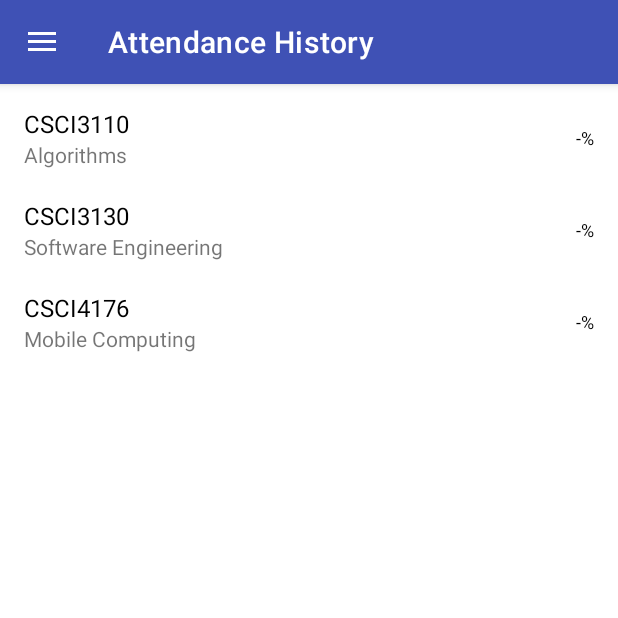
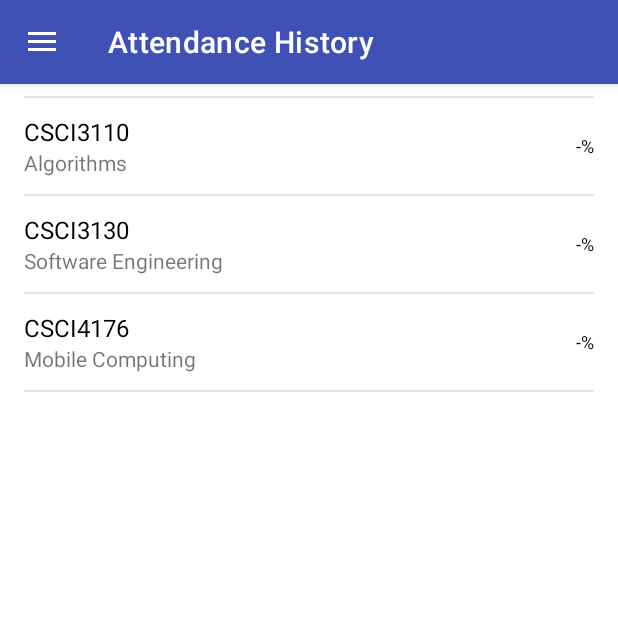
Before and after one commit to jbstks/CSCI4176-HereAttendance, an Android app: the screen it shows after launch once a user with an empty profile is signed in (MainActivity), on a phone screen of 412 x 824 dp, the top half of it. Run offline under Robolectric (Android 15) with nearby library versions, the light colour scheme and no system bars; our stand-ins replace Firebase (no records; nobody signed in at launch, a user with empty details on screens opened directly).

Commit message:
Added dividers to lists

```diff
--- a/app/src/main/res/layout/attendance_history_list.xml
+++ b/app/src/main/res/layout/attendance_history_list.xml
@@ -5,15 +5,22 @@
     android:id="@+id/listItem"
     android:layout_width="match_parent"
     android:layout_height="wrap_content"
+    android:orientation="vertical"
     android:paddingStart="16dp"
-    android:paddingTop="10dp"
     android:paddingEnd="16dp"
-    android:paddingBottom="10dp"
+    tools:context=".Fragments.Student.StudentAttendanceHistoryFragment">
+
+    <LinearLayout xmlns:android="http://schemas.android.com/apk/res/android"
+        xmlns:app="http://schemas.android.com/apk/res-auto"
+        xmlns:tools="http://schemas.android.com/tools"
+        android:layout_width="match_parent"
+        android:layout_height="64dp"
         tools:context=".Fragments.Student.StudentAttendanceHistoryFragment">
 
         <LinearLayout
             android:layout_width="0dp"
             android:layout_height="wrap_content"
+            android:layout_gravity="center_vertical"
             android:layout_weight="1"
             android:orientation="vertical">
 
@@ -44,5 +51,12 @@
             android:textAlignment="viewEnd"
             android:textColor="@android:color/black"
             android:textSize="12sp" />
+    </LinearLayout>
+
+    <View
+        android:id="@+id/divider"
+        android:layout_width="match_parent"
+        android:layout_height="1dp"
+        android:background="@color/divider" />
 
 </LinearLayout>
--- a/app/src/main/res/values/colors.xml
+++ b/app/src/main/res/values/colors.xml
@@ -5,4 +5,5 @@
     <color name="colorAccent">#7986CB</color>
     <color name="navHeader"></color>
     <color name="iconColor">#FFFFFF</color>
+    <color name="divider">#e4e4e4</color>
 </resources>
```
Also changed, not shown: app/src/main/java/com/csci4176/group13/hereattendance/ProfIndividualAttendanceActivity.java (+24 -24 lines), app/src/main/res/layout/individual_attendance_list.xml (+18 -2 lines), app/src/main/res/layout/prof_class_attendance_list.xml (+20 -4 lines). Lines whose indentation alone changed are shown as unchanged.
